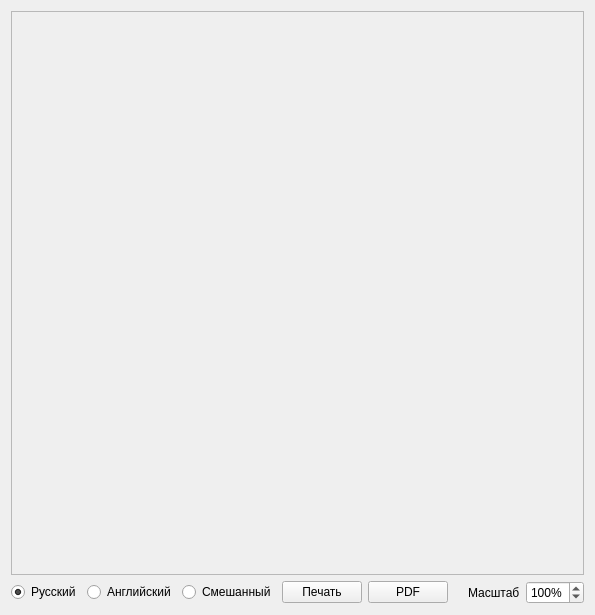
First picture: the form in reader.ui, repository Sergeyego/el_sert, before the edit.
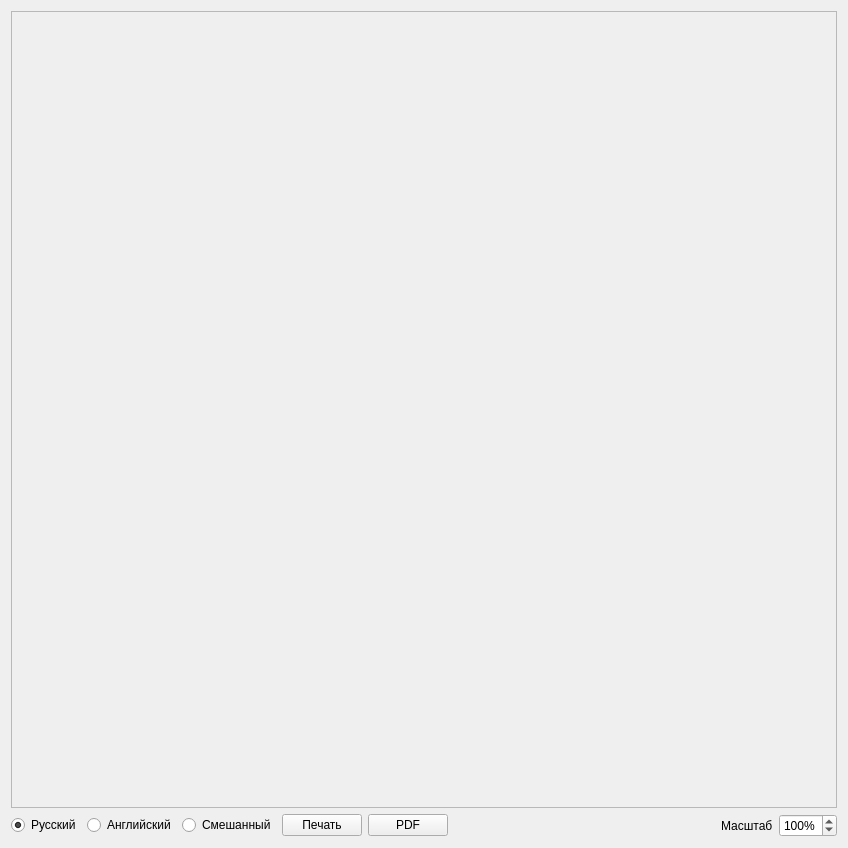
Second picture: the form after the edit.

```diff
--- a/reader.ui
+++ b/reader.ui
@@ -6,8 +6,8 @@
    <rect>
     <x>0</x>
     <y>0</y>
-    <width>595</width>
-    <height>615</height>
+    <width>848</width>
+    <height>848</height>
    </rect>
   </property>
   <property name="windowTitle">
@@ -24,8 +24,8 @@
        <rect>
         <x>0</x>
         <y>0</y>
-        <width>575</width>
-        <height>561</height>
+        <width>828</width>
+        <height>794</height>
        </rect>
       </property>
       <layout class="QVBoxLayout" name="verticalLayout_2">
```
